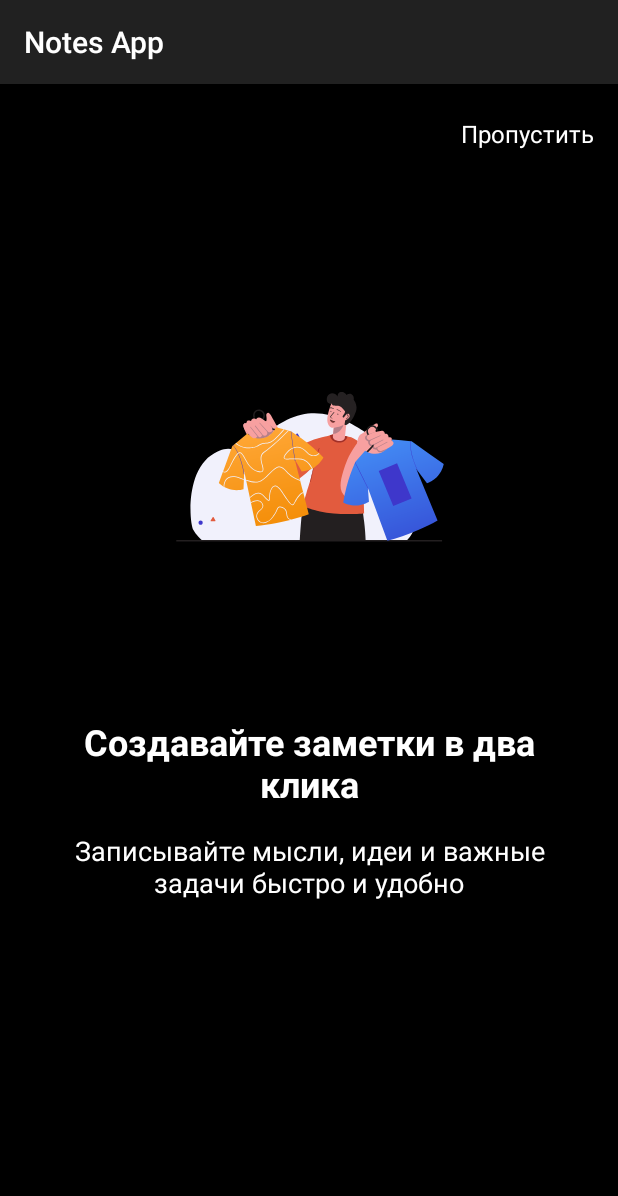
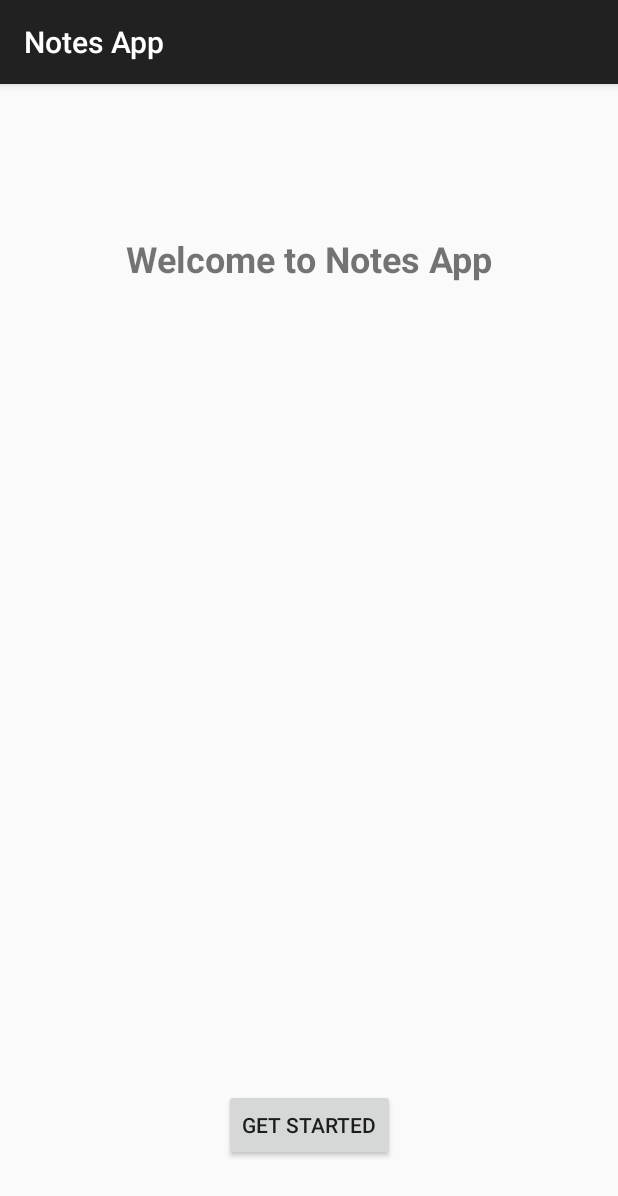
Before and after one commit to EnnioH/notesappui, an Android app: the screen it shows after launch (MainActivity), on a phone screen of 412 x 824 dp. Shown: the top 1196 px of the screen. Run offline under Robolectric (Android 15) with nearby library versions, the phone set to English and light mode, and no system bars; our stand-ins replace data binding, navigation-ui.

Commit message:
Initial commit

```diff
--- a/app/src/main/java/com/example/notesappui/ui/MainActivity.kt
+++ b/app/src/main/java/com/example/notesappui/ui/MainActivity.kt
@@ -1,12 +1,28 @@
 package com.example.notesappui.ui
 
+import android.os.Bundle
 import androidx.appcompat.app.AppCompatActivity
-import android.os.Bundle
+import androidx.navigation.fragment.NavHostFragment
+import androidx.navigation.ui.setupWithNavController
 import com.example.notesappui.R
+import com.example.notesappui.databinding.ActivityMainBinding
 
 class MainActivity : AppCompatActivity() {
+
+    private lateinit var binding: ActivityMainBinding
+
     override fun onCreate(savedInstanceState: Bundle?) {
         super.onCreate(savedInstanceState)
-        setContentView(R.layout.activity_main)
+
+        binding = ActivityMainBinding.inflate(layoutInflater)
+        setContentView(binding.root)
+
+        setupNavigation()
+    }
+
+    private fun setupNavigation() {
+        val navHostFragment = supportFragmentManager
+            .findFragmentById(R.id.nav_host_fragment) as NavHostFragment
+        val navController = navHostFragment.navController
     }
 }
--- a/app/src/main/java/com/example/notesappui/ui/onboard/OnBoardFragment.kt
+++ b/app/src/main/java/com/example/notesappui/ui/onboard/OnBoardFragment.kt
@@ -1,25 +1,21 @@
 package com.example.notesappui.ui.onboard
 
 import android.os.Bundle
-import androidx.fragment.app.Fragment
-import android.view.LayoutInflater
 import android.view.View
 import android.view.ViewGroup
+import androidx.fragment.app.Fragment
 import androidx.navigation.fragment.findNavController
-import androidx.viewpager2.widget.ViewPager2
+import com.example.notesappui.R
 import com.example.notesappui.databinding.FragmentOnBoardBinding
-import com.example.notesappui.ui.onboard.adapter.OnBoardAdapter
-import com.google.android.material.tabs.TabLayoutMediator
 
 class OnBoardFragment : Fragment() {
 
     private var _binding: FragmentOnBoardBinding? = null
     private val binding get() = _binding!!
 
-    private lateinit var adapter: OnBoardAdapter
-
     override fun onCreateView(
-        inflater: LayoutInflater, container: ViewGroup?,
+        inflater: android.view.LayoutInflater,
+        container: ViewGroup?,
         savedInstanceState: Bundle?
     ): View {
         _binding = FragmentOnBoardBinding.inflate(inflater, container, false)
@@ -28,63 +24,10 @@ class OnBoardFragment : Fragment() {
 
     override fun onViewCreated(view: View, savedInstanceState: Bundle?) {
         super.onViewCreated(view, savedInstanceState)
-        setupViewPager()
-        setupListeners()
-    }
 
-    private fun setupViewPager() {
-        adapter = OnBoardAdapter(
-            getOnBoardList(),
-            onStartClick = {
-                findNavController().navigate(com.example.notesappui.R.id.action_onBoardFragment_to_mainFragment)
-            },
-            onSkipClick = { currentPosition ->
-                binding.viewPager.currentItem = currentPosition + 1
-            }
-        )
-
-        binding.viewPager.adapter = adapter
-
-        TabLayoutMediator(binding.tabLayout, binding.viewPager) { tab, position ->
-            // Пустые табы для индикации
-        }.attach()
-
-        binding.viewPager.registerOnPageChangeCallback(object : ViewPager2.OnPageChangeCallback() {
-            override fun onPageSelected(position: Int) {
-                updateButtonVisibility(position)
-            }
-        })
-    }
-
-    private fun setupListeners() {
-        binding.btnSkip.setOnClickListener {
-            binding.viewPager.currentItem = binding.viewPager.currentItem + 1
+        binding.startButton.setOnClickListener {
+            findNavController().navigate(R.id.action_onBoardFragment_to_mainFragment)
         }
-    }
-
-    private fun updateButtonVisibility(position: Int) {
-        val isLastPage = position == adapter.itemCount - 1
-        binding.btnSkip.visibility = if (isLastPage) View.INVISIBLE else View.VISIBLE
-    }
-
-    private fun getOnBoardList(): List<com.example.notesappui.data.model.OnBoardModel> {
-        return listOf(
-            com.example.notesappui.data.model.OnBoardModel(
-                com.example.notesappui.R.raw.notes_animation,
-                "Создавайте заметки в два клика",
-                "Записывайте мысли, идеи и важные задачи быстро и удобно"
-            ),
-            com.example.notesappui.data.model.OnBoardModel(
-                com.example.notesappui.R.raw.organize_animation,
-                "Организация и синхронизация",
-                "Сортируйте заметки по категориям и получайте доступ с любого устройства"
-            ),
-            com.example.notesappui.data.model.OnBoardModel(
-                com.example.notesappui.R.raw.access_animation,
-                "Доступ в любое время",
-                "Ваши записи всегда под рукой - дома, на работе или в путешествии"
-            )
-        )
     }
 
     override fun onDestroyView() {
--- a/app/src/main/java/com/example/notesappui/ui/onboard/adapter/OnBoardAdapter.kt
+++ b/app/src/main/java/com/example/notesappui/ui/onboard/adapter/OnBoardAdapter.kt
@@ -1,39 +1,19 @@
 package com.example.notesappui.ui.onboard.adapter
 
 import android.view.LayoutInflater
-import android.view.View
 import android.view.ViewGroup
 import androidx.recyclerview.widget.RecyclerView
 import com.example.notesappui.databinding.ItemOnBoardBinding
 
+data class OnBoardModel(
+    val animation: Int,
+    val title: String,
+    val description: String
+)
+
 class OnBoardAdapter(
-    private val list: List<com.example.notesappui.data.model.OnBoardModel>,
-    private val onStartClick: () -> Unit,
-    private val onSkipClick: (Int) -> Unit
+    private val list: List<OnBoardModel>
 ) : RecyclerView.Adapter<OnBoardAdapter.OnBoardViewHolder>() {
-
-    inner class OnBoardViewHolder(
-        private val binding: ItemOnBoardBinding
-    ) : RecyclerView.ViewHolder(binding.root) {
-
-        fun bind(onBoardModel: com.example.notesappui.data.model.OnBoardModel, position: Int) {
-            with(binding) {
-                animationView.setAnimation(onBoardModel.animation)
-                tvTitle.text = onBoardModel.title
-                tvDescription.text = onBoardModel.description
-
-                val isLastPage = position == list.size - 1
-                btnStart.visibility = if (isLastPage) View.VISIBLE else View.INVISIBLE
-                btnStart.setOnClickListener { onStartClick() }
-
-                root.setOnClickListener {
-                    if (!isLastPage) {
-                        onSkipClick(position)
-                    }
-                }
-            }
-        }
-    }
 
     override fun onCreateViewHolder(parent: ViewGroup, viewType: Int): OnBoardViewHolder {
         val binding = ItemOnBoardBinding.inflate(
@@ -45,8 +25,18 @@ class OnBoardAdapter(
     }
 
     override fun onBindViewHolder(holder: OnBoardViewHolder, position: Int) {
-        holder.bind(list[position], position)
+        holder.bind(list[position])
     }
 
     override fun getItemCount(): Int = list.size
+
+    inner class OnBoardViewHolder(private val binding: ItemOnBoardBinding) :
+        RecyclerView.ViewHolder(binding.root) {
+
+        fun bind(onBoard: OnBoardModel) {
+            binding.animationView.setAnimation(onBoard.animation)
+            binding.titleText.text = onBoard.title
+            binding.descriptionText.text = onBoard.description
+        }
+    }
 }
--- a/app/src/main/res/layout/activity_main.xml
+++ b/app/src/main/res/layout/activity_main.xml
@@ -1,7 +1,15 @@
 <?xml version="1.0" encoding="utf-8"?>
-<androidx.constraintlayout.widget.ConstraintLayout xmlns:android="http://schemas.android.com/apk/res/android"
+<layout xmlns:android="http://schemas.android.com/apk/res/android"
     xmlns:app="http://schemas.android.com/apk/res-auto"
-    xmlns:tools="http://schemas.android.com/tools"
+    xmlns:tools="http://schemas.android.com/tools">
+
+    <data>
+        <variable
+            name="viewModel"
+            type="com.example.notesappui.ui.MainViewModel" />
+    </data>
+
+    <androidx.constraintlayout.widget.ConstraintLayout
         android:layout_width="match_parent"
         android:layout_height="match_parent"
         tools:context=".ui.MainActivity">
@@ -19,3 +27,4 @@
             app:layout_constraintTop_toTopOf="parent" />
 
     </androidx.constraintlayout.widget.ConstraintLayout>
+</layout>
--- a/app/src/main/res/layout/fragment_on_board.xml
+++ b/app/src/main/res/layout/fragment_on_board.xml
@@ -1,34 +1,37 @@
 <?xml version="1.0" encoding="utf-8"?>
-<LinearLayout xmlns:android="http://schemas.android.com/apk/res/android"
+<layout xmlns:android="http://schemas.android.com/apk/res/android"
     xmlns:app="http://schemas.android.com/apk/res-auto"
-    android:layout_width="match_parent"
-    android:layout_height="match_parent"
-    android:background="@android:color/black"
-    android:orientation="vertical">
+    xmlns:tools="http://schemas.android.com/tools">
 
-    <com.google.android.material.button.MaterialButton
-        android:id="@+id/btnSkip"
-        android:layout_width="wrap_content"
-        android:layout_height="wrap_content"
-        android:layout_marginTop="16dp"
-        android:layout_marginEnd="16dp"
-        android:layout_gravity="end"
-        android:text="@string/skip"
-        android:textColor="@android:color/white"
-        android:textSize="16sp"
-        android:backgroundTint="@android:color/transparent"
-        app:cornerRadius="0dp" />
+    <data>
+    </data>
 
-    <androidx.viewpager2.widget.ViewPager2
-        android:id="@+id/viewPager"
+    <androidx.constraintlayout.widget.ConstraintLayout
         android:layout_width="match_parent"
-        android:layout_height="0dp"
-        android:layout_weight="1" />
+        android:layout_height="match_parent"
+        tools:context=".ui.onboard.OnBoardFragment">
 
-    <com.google.android.material.tabs.TabLayout
-        android:id="@+id/tabLayout"
-        android:layout_width="match_parent"
-        android:layout_height="48dp"
-        app:tabIndicatorHeight="0dp" />
+        <TextView
+            android:id="@+id/titleText"
+            android:layout_width="wrap_content"
+            android:layout_height="wrap_content"
+            android:text="Welcome to Notes App"
+            android:textSize="24sp"
+            android:textStyle="bold"
+            app:layout_constraintTop_toTopOf="parent"
+            app:layout_constraintStart_toStartOf="parent"
+            app:layout_constraintEnd_toEndOf="parent"
+            android:layout_marginTop="100dp" />
 
-</LinearLayout>
+        <Button
+            android:id="@+id/startButton"
+            android:layout_width="wrap_content"
+            android:layout_height="wrap_content"
+            android:text="Get Started"
+            app:layout_constraintBottom_toBottomOf="parent"
+            app:layout_constraintStart_toStartOf="parent"
+            app:layout_constraintEnd_toEndOf="parent"
+            android:layout_marginBottom="50dp" />
+
+    </androidx.constraintlayout.widget.ConstraintLayout>
+</layout>
--- a/app/src/main/res/layout/item_on_board.xml
+++ b/app/src/main/res/layout/item_on_board.xml
@@ -3,51 +3,29 @@
     xmlns:app="http://schemas.android.com/apk/res-auto"
     android:layout_width="match_parent"
     android:layout_height="match_parent"
-    android:background="@android:color/black"
     android:orientation="vertical"
-    android:padding="36dp">
+    android:gravity="center">
 
     <com.airbnb.lottie.LottieAnimationView
         android:id="@+id/animationView"
-        android:layout_width="264dp"
-        android:layout_height="264dp"
-        android:layout_gravity="center_horizontal"
-        android:layout_marginTop="32dp"
+        android:layout_width="200dp"
+        android:layout_height="200dp"
         app:lottie_autoPlay="true"
-        app:lottie_loop="true"
-        app:lottie_speed="1.0" />
+        app:lottie_loop="true" />
 
     <TextView
-        android:id="@+id/tvTitle"
-        android:layout_width="match_parent"
+        android:id="@+id/titleText"
+        android:layout_width="wrap_content"
         android:layout_height="wrap_content"
-        android:layout_marginTop="40dp"
-        android:gravity="center"
-        android:textColor="@android:color/white"
+        android:layout_marginTop="16dp"
         android:textSize="24sp"
         android:textStyle="bold" />
 
     <TextView
-        android:id="@+id/tvDescription"
-        android:layout_width="match_parent"
+        android:id="@+id/descriptionText"
+        android:layout_width="wrap_content"
         android:layout_height="wrap_content"
-        android:layout_marginTop="16dp"
-        android:gravity="center"
-        android:textColor="@android:color/white"
-        android:textSize="18sp" />
-
-    <com.google.android.material.button.MaterialButton
-        android:id="@+id/btnStart"
-        android:layout_width="match_parent"
-        android:layout_height="wrap_content"
-        android:layout_marginTop="58dp"
-        android:layout_marginStart="64dp"
-        android:layout_marginEnd="64dp"
-        android:backgroundTint="@android:color/white"
-        android:text="@string/start"
-        android:textColor="@android:color/black"
-        android:textSize="20sp"
-        android:textStyle="bold"
-        app:cornerRadius="12dp" />
+        android:layout_marginTop="8dp"
+        android:textSize="16sp" />
 
 </LinearLayout>
--- a/app/src/main/res/navigation/nav_graph.xml
+++ b/app/src/main/res/navigation/nav_graph.xml
@@ -8,17 +8,21 @@
     <fragment
         android:id="@+id/onBoardFragment"
         android:name="com.example.notesappui.ui.onboard.OnBoardFragment"
-    android:label="OnBoard"
+        android:label="OnBoardFragment"
         tools:layout="@layout/fragment_on_board">
+
         <action
             android:id="@+id/action_onBoardFragment_to_mainFragment"
-        app:destination="@id/mainFragment" />
+            app:destination="@id/mainFragment"
+            app:popUpTo="@id/onBoardFragment"
+            app:popUpToInclusive="true" />
+
     </fragment>
 
     <fragment
         android:id="@+id/mainFragment"
         android:name="com.example.notesappui.ui.main.MainFragment"
-    android:label="Main"
+        android:label="MainFragment"
         tools:layout="@layout/fragment_main" />
 
 </navigation>
--- a/app/src/main/res/values/colors.xml
+++ b/app/src/main/res/values/colors.xml
@@ -1,5 +1,9 @@
-<?xml version="1.0" encoding="utf-8"?>
 <resources>
+    <color name="purple_200">#FFBB86FC</color>
+    <color name="purple_500">#FF6200EE</color>
+    <color name="purple_700">#FF3700B3</color>
+    <color name="teal_200">#FF03DAC5</color>
+    <color name="teal_700">#FF018786</color>
     <color name="black">#FF000000</color>
     <color name="white">#FFFFFFFF</color>
 </resources>
--- a/app/src/main/res/values/strings.xml
+++ b/app/src/main/res/values/strings.xml
@@ -1,5 +1,3 @@
 <resources>
     <string name="app_name">Notes App</string>
-    <string name="skip">Пропустить</string>
-    <string name="start">Начать</string>
 </resources>
--- a/build.gradle.kts
+++ b/build.gradle.kts
@@ -1,7 +1,9 @@
 // Top-level build file where you can add configuration options common to all sub-projects/modules.
 plugins {
-    id("com.android.application") version "8.1.0" apply false
-    id("org.jetbrains.kotlin.android") version "1.8.10" apply false
+    id("com.android.application") version "8.3.2" apply false
+    id("com.android.library") version "8.3.2" apply false
+    id("org.jetbrains.kotlin.android") version "1.9.22" apply false
+    id("androidx.navigation.safeargs.kotlin") version "2.7.4" apply false
 }
 
 tasks.register("clean", Delete::class) {
```
Also changed, not shown: app/build.gradle.kts (+7 -6 lines), app/src/main/java/com/example/notesappui/data/model/local/AppPreferences.kt (added, +24 -0 lines), app/src/main/java/com/example/notesappui/ui/MainViewModel.kt (added, +61 -0 lines), app/src/main/java/com/example/notesappui/ui/main/MainFragment.kt (+15 -4 lines). Lines whose indentation alone changed are shown as unchanged.
